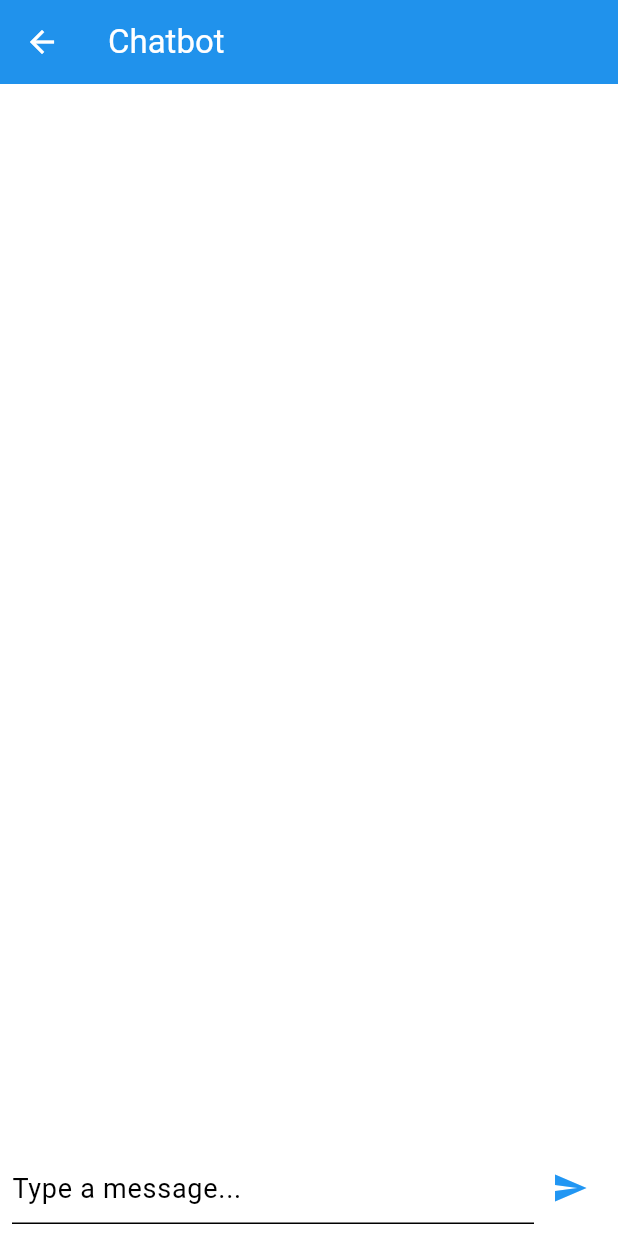
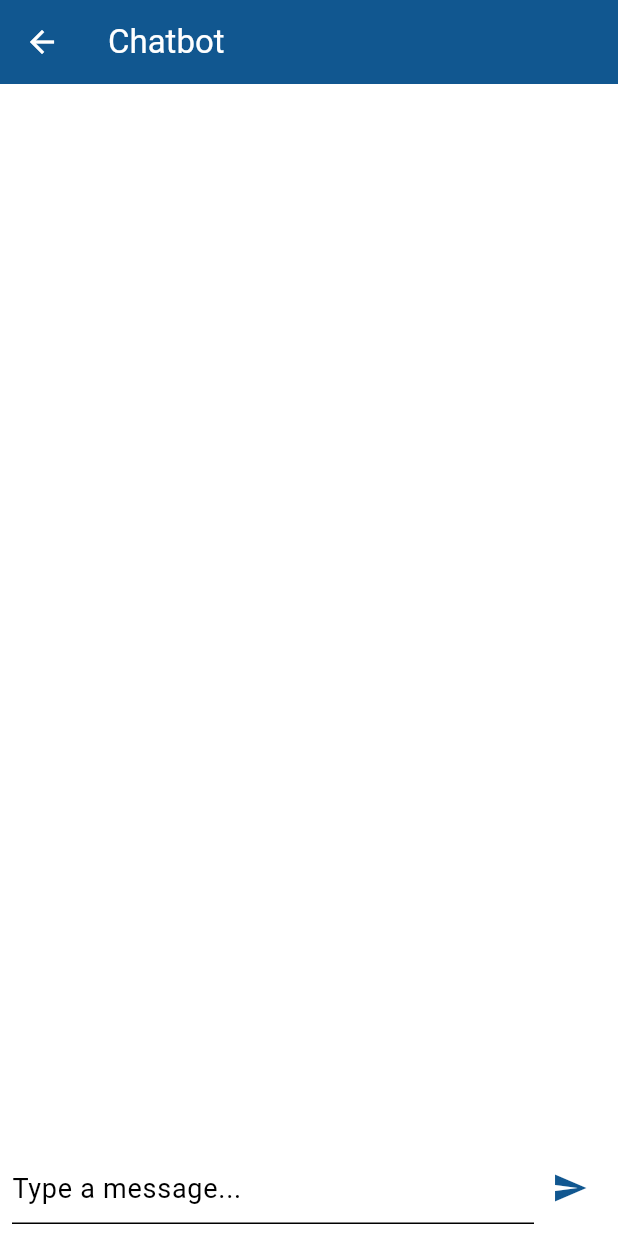
Before and after one commit to Mach-web/HandwrittenNotesToAudio_flutterApp, a Flutter app: the ChatbotPage screen opened directly, on a phone screen of 412 x 824 dp. Run offline on Flutter 3.47's test engine with Material 3 defaults, Android fonts, the phone set to English and light mode, and no system bars; our stand-ins replace audioplayers, file_picker, flutter_widget_from_html_core, get, image_picker, lottie and 1 more; missing offline and left inert: docx_template, flutter_sound, syncfusion_flutter_pdf.

```diff
--- a/lib/views/capture/capture_notes.dart
+++ b/lib/views/capture/capture_notes.dart
@@ -3,7 +3,6 @@ import 'dart:io';
 import 'package:flutter/material.dart';
 import 'package:get/get.dart';
 import 'package:image_picker/image_picker.dart';
-import 'package:notestoaudio/themes.dart';
 import 'package:notestoaudio/views/capture/edit_notes.dart';
 
 class CaptureNotesPage extends StatefulWidget {
--- a/lib/views/chatbot.dart
+++ b/lib/views/chatbot.dart
@@ -1,9 +1,10 @@
 import 'package:flutter/material.dart';
-import 'package:get/get.dart';
 import 'package:http/http.dart' as http;
 import 'dart:convert';
 
 class ChatbotPage extends StatefulWidget {
+  const ChatbotPage({super.key});
+
   @override
   _ChatbotPageState createState() => _ChatbotPageState();
 }
@@ -11,7 +12,8 @@ class ChatbotPage extends StatefulWidget {
 class _ChatbotPageState extends State<ChatbotPage> {
   final TextEditingController _messageController = TextEditingController();
   final List<Map<String, String>> _messages = [];
-  final String apiUrl = "https://api.openai.com/v1/chat/completions"; // Example OpenAI API
+  final String apiUrl =
+      "https://api.openai.com/v1/chat/completions"; // Example OpenAI API
   final String apiKey = "YOUR_OPENAI_API_KEY"; // Replace with your API key
 
   Future<void> sendMessage(String userMessage) async {
@@ -30,8 +32,8 @@ class _ChatbotPageState extends State<ChatbotPage> {
           "model": "gpt-3.5-turbo",
           "messages": [
             {"role": "system", "content": "You are a helpful chatbot."},
-            {"role": "user", "content": userMessage}
-          ]
+            {"role": "user", "content": userMessage},
+          ],
         }),
       );
 
@@ -44,7 +46,10 @@ class _ChatbotPageState extends State<ChatbotPage> {
         });
       } else {
         setState(() {
-          _messages.add({"sender": "bot", "message": "Error fetching response!"});
+          _messages.add({
+            "sender": "bot",
+            "message": "Error fetching response!",
+          });
         });
       }
     } catch (e) {
@@ -57,7 +62,10 @@ class _ChatbotPageState extends State<ChatbotPage> {
   @override
   Widget build(BuildContext context) {
     return Scaffold(
-      appBar: AppBar(title: Text("Chatbot")),
+      appBar: AppBar(
+        title: Text("Chatbot"),
+        backgroundColor: Theme.of(context).colorScheme.primary,
+      ),
       body: Column(
         children: [
           Expanded(
@@ -69,7 +77,8 @@ class _ChatbotPageState extends State<ChatbotPage> {
                 bool isUser = message["sender"] == "user";
 
                 return Align(
-                  alignment: isUser ? Alignment.centerRight : Alignment.centerLeft,
+                  alignment:
+                      isUser ? Alignment.centerRight : Alignment.centerLeft,
                   child: Container(
                     padding: EdgeInsets.all(12),
                     margin: EdgeInsets.symmetric(vertical: 5),
@@ -79,7 +88,9 @@ class _ChatbotPageState extends State<ChatbotPage> {
                     ),
                     child: Text(
                       message["message"]!,
-                      style: TextStyle(color: isUser ? Colors.white : Colors.black),
+                      style: TextStyle(
+                        color: isUser ? Colors.white : Colors.black,
+                      ),
                     ),
                   ),
                 );
@@ -97,7 +108,10 @@ class _ChatbotPageState extends State<ChatbotPage> {
                   ),
                 ),
                 IconButton(
-                  icon: Icon(Icons.send, color: Colors.blue),
+                  icon: Icon(
+                    Icons.send,
+                    color: Theme.of(context).colorScheme.primary,
+                  ),
                   onPressed: () {
                     if (_messageController.text.isNotEmpty) {
                       sendMessage(_messageController.text);
--- a/lib/views/summarization.dart
+++ b/lib/views/summarization.dart
@@ -5,6 +5,8 @@ import 'package:syncfusion_flutter_pdf/pdf.dart';
 import 'package:flutter_widget_from_html_core/flutter_widget_from_html_core.dart';
 
 class SummarizationPage extends StatefulWidget {
+  const SummarizationPage({super.key});
+
   @override
   _SummarizationPageState createState() => _SummarizationPageState();
 }
@@ -12,7 +14,7 @@ class SummarizationPage extends StatefulWidget {
 class _SummarizationPageState extends State<SummarizationPage> {
   File? _selectedFile;
   String _extractedText = "";
-  TextEditingController _textController = TextEditingController();
+  final TextEditingController _textController = TextEditingController();
   String _summary = "";
 
   Future<void> _pickFile() async {
@@ -66,7 +68,7 @@ class _SummarizationPageState extends State<SummarizationPage> {
     summaryLength = summaryLength > 0 ? summaryLength : 1;
 
     setState(() {
-      _summary = sentences.take(summaryLength).join('. ') + '.';
+      _summary = '${sentences.take(summaryLength).join('. ')}.';
     });
   }
 
```
Also changed, not shown: lib/views/record.dart (+16 -3 lines).
